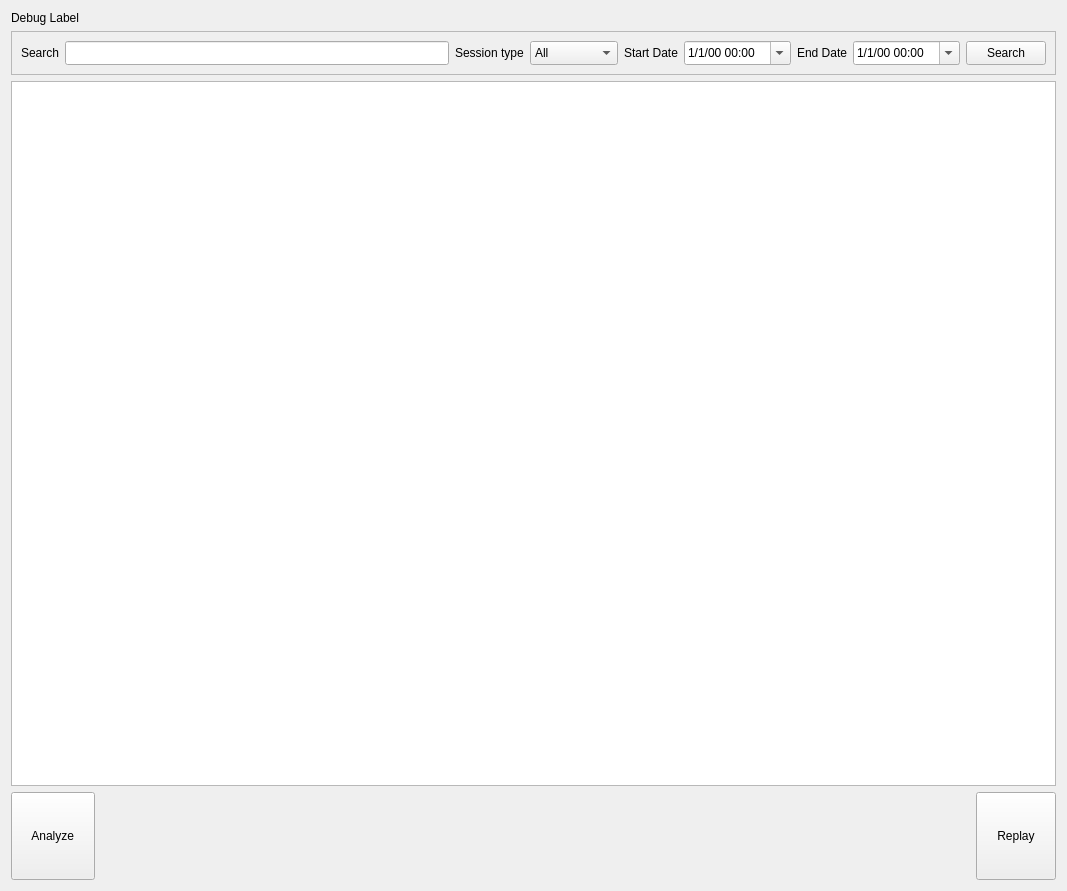
Qt form frontend/DataViewPage.ui (YCP-Rev-Metrix/BallSpinner-Controller-v2) before a commit.
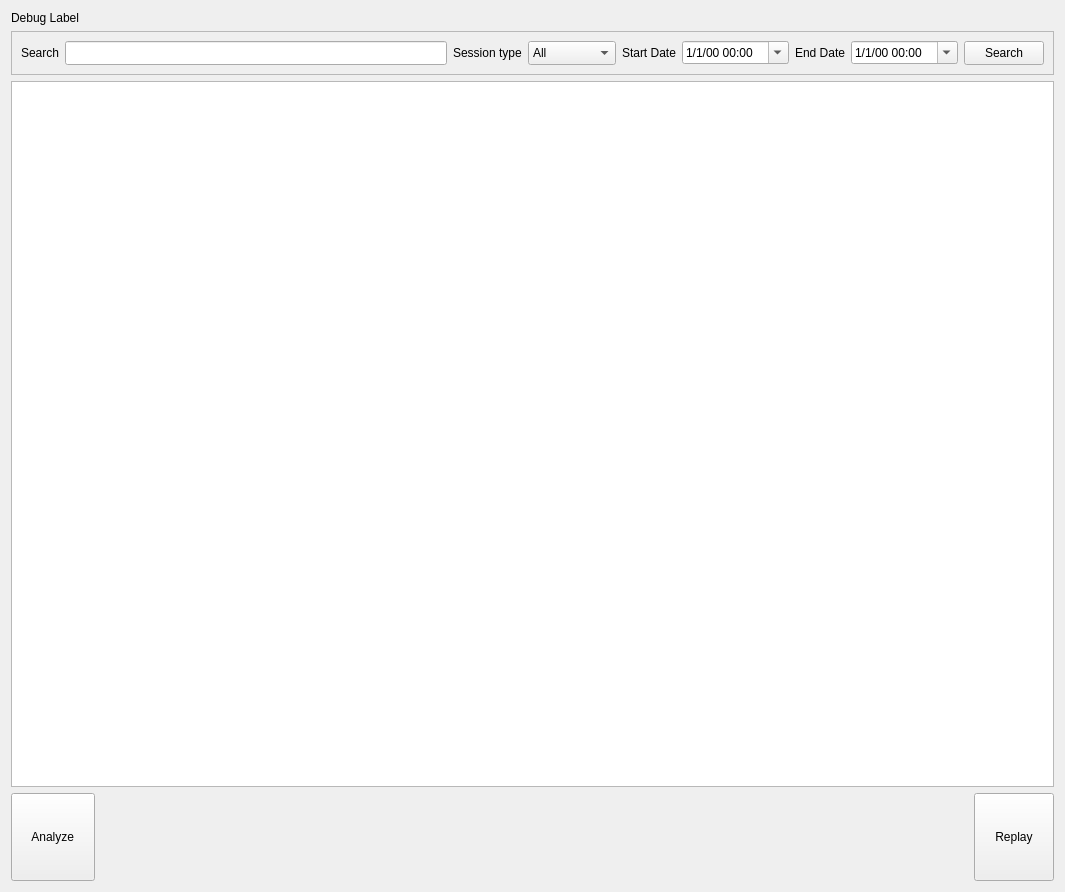
The same form after that commit.

Commit message: Fix Date picker

The edit to the form file:
```diff
--- a/frontend/DataViewPage.ui
+++ b/frontend/DataViewPage.ui
@@ -6,8 +6,8 @@
    <rect>
     <x>0</x>
     <y>0</y>
-    <width>1067</width>
-    <height>891</height>
+    <width>1065</width>
+    <height>892</height>
    </rect>
   </property>
   <property name="windowTitle">
@@ -91,7 +91,7 @@
         <item>
          <widget class="QDateTimeEdit" name="dtStartTime">
           <property name="sizePolicy">
-           <sizepolicy hsizetype="Minimum" vsizetype="Minimum">
+           <sizepolicy hsizetype="Minimum" vsizetype="Maximum">
             <horstretch>0</horstretch>
             <verstretch>0</verstretch>
            </sizepolicy>
@@ -117,7 +117,7 @@
         <item>
          <widget class="QDateTimeEdit" name="dtEndTime">
           <property name="sizePolicy">
-           <sizepolicy hsizetype="Minimum" vsizetype="Minimum">
+           <sizepolicy hsizetype="Minimum" vsizetype="Maximum">
             <horstretch>0</horstretch>
             <verstretch>0</verstretch>
            </sizepolicy>
```
Left out of the diff: 7 changed lines with no effect on the pictures. Lines whose indentation alone changed are shown as unchanged. The commit also changes 2 other files.
